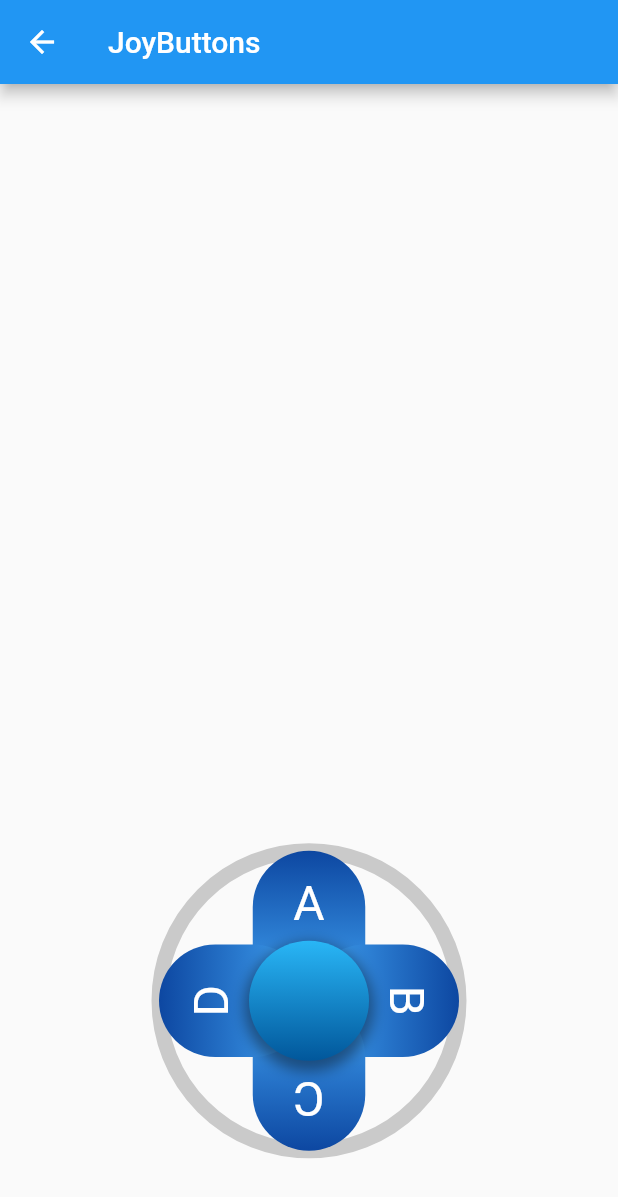
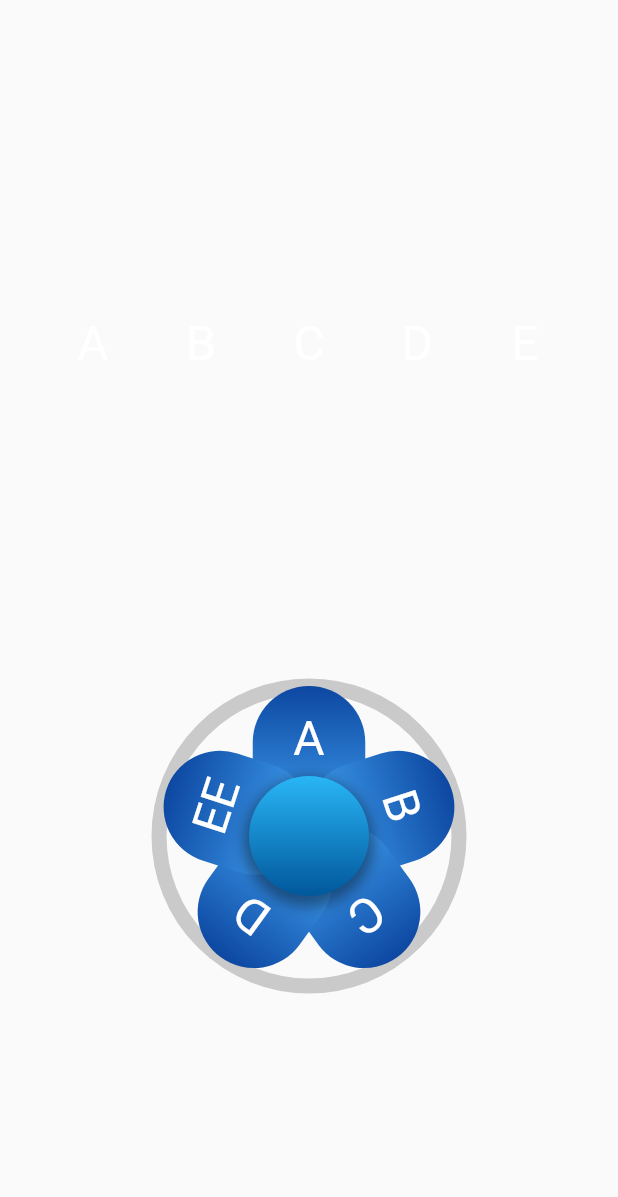
Before and after one commit to cybaker/flutter_joybuttons, a Flutter app: the JoyButtonsExample screen opened directly, on a phone screen of 412 x 824 dp. Shown: the top 1197 px of the screen. Run offline on Flutter 3.47's test engine with Material 2 defaults, Android fonts, the phone set to English and light mode, and no system bars.

Commit message:
Update main to show buttons pressed

```diff
--- a/example/lib/main.dart
+++ b/example/lib/main.dart
@@ -18,7 +18,7 @@ class JoyButtonsExampleApp extends StatelessWidget {
         appBar: AppBar(
           title: const Text('JoyButtons Example'),
         ),
-        body: const MainPage(),
+        body: const JoyButtonsExample(),
       ),
     );
   }
@@ -57,21 +57,99 @@ class JoyButtonsExample extends StatefulWidget {
 }
 
 class _JoyButtonsExampleState extends State<JoyButtonsExample> {
+  List<int> _pressed = [];
+  double dimension = 60;
+
+  List<Widget> buttons = [
+    const JoyButtonsButton(
+      title: Padding(
+        padding: EdgeInsets.only(top: 16.0),
+        child: Text("A", style: TextStyle(color: Colors.white, fontSize: 32)),
+      ),
+    ),
+    const JoyButtonsButton(
+      title: Padding(
+        padding: EdgeInsets.only(top: 16.0),
+        child: Text("B", style: TextStyle(color: Colors.white, fontSize: 32)),
+      ),
+    ),
+    const JoyButtonsButton(
+      title: Padding(
+        padding: EdgeInsets.only(top: 16.0),
+        child: Text("C", style: TextStyle(color: Colors.white, fontSize: 32)),
+      ),
+    ),
+    const JoyButtonsButton(
+      title: Padding(
+        padding: EdgeInsets.only(top: 16.0),
+        child: Text("D", style: TextStyle(color: Colors.white, fontSize: 32)),
+      ),
+    ),
+    const JoyButtonsButton(
+      title: Padding(
+        padding: EdgeInsets.only(top: 16.0),
+        child: Text("EE", style: TextStyle(color: Colors.white, fontSize: 32)),
+      ),
+    ),
+  ];
 
   @override
   Widget build(BuildContext context) {
     return Scaffold(
-      appBar: AppBar(
-        title: const Text('JoyButtons'),
-      ),
       body: SafeArea(
-        child: Stack(
+        child: Column(
+          mainAxisAlignment: MainAxisAlignment.spaceEvenly,
           children: [
+            Padding(
+              padding: const EdgeInsets.all(32.0),
+              child: Row(
+                mainAxisAlignment: MainAxisAlignment.spaceBetween,
+                children: [
+                  Container(
+                    alignment: Alignment.center,
+                    width: dimension,
+                    height: dimension,
+                    color: _pressed.contains(0) ? Colors.green : Colors.transparent,
+                    child: const Text("A", style: TextStyle(color: Colors.white, fontSize: 32)),
+                  ),
+                  Container(
+                    alignment: Alignment.center,
+                    width: dimension,
+                    height: dimension,
+                    color: _pressed.contains(1) ? Colors.green : Colors.transparent,
+                    child: const Text("B", style: TextStyle(color: Colors.white, fontSize: 32)),
+                  ),
+                  Container(
+                    alignment: Alignment.center,
+                    width: dimension,
+                    height: dimension,
+                    color: _pressed.contains(2) ? Colors.green : Colors.transparent,
+                    child: const Text("C", style: TextStyle(color: Colors.white, fontSize: 32)),
+                  ),
+                  Container(
+                    alignment: Alignment.center,
+                    width: dimension,
+                    height: dimension,
+                    color: _pressed.contains(3) ? Colors.green : Colors.transparent,
+                    child: const Text("D", style: TextStyle(color: Colors.white, fontSize: 32)),
+                  ),
+                  Container(
+                    alignment: Alignment.center,
+                    width: dimension,
+                    height: dimension,
+                    color: _pressed.contains(4) ? Colors.green : Colors.transparent,
+                    child: const Text("E", style: TextStyle(color: Colors.white, fontSize: 32)),
+                  ),
+                ],
+              ),
+            ),
             Align(
               alignment: const Alignment(0, 0.8),
               child: JoyButtons(
+                buttonWidgets: buttons,
                 listener: (details) {
                   setState(() {
+                    _pressed = details.pressed;
                     debugPrint("Buttons pressed are ${details.pressed}");
                   });
                 },
@@ -83,17 +161,3 @@ class _JoyButtonsExampleState extends State<JoyButtonsExample> {
     );
   }
 }
-
-List<Widget> buttons = [
-    const Positioned(
-      top: 40,
-      child: ElevatedButton(
-            onPressed: null,
-            child: Text("Up"),
-          ),
-    ),
-    const ElevatedButton(
-          onPressed: null,
-          child: Text("Down"),
-        ),
-  ];
--- a/lib/flutter_joybuttons.dart
+++ b/lib/flutter_joybuttons.dart
@@ -2,4 +2,5 @@ library flutter_joybuttons;
 
 export 'src/joybuttons.dart';
 export 'src/joybuttons_base.dart';
+export 'src/joybuttons_button.dart';
 export 'src/joybuttons_touch_offset_calculator.dart';
--- a/lib/src/joybuttons.dart
+++ b/lib/src/joybuttons.dart
@@ -18,7 +18,7 @@ class JoyButtons extends StatefulWidget {
 
   /// Widgets shown within bounds of JoyButtons.
   /// If empty, one circle widget is added.
-  final List<JoyButtonsButton> buttonWidgets;
+  final List<Widget> buttonWidgets;
 
   /// Buttons reported when the all button is pressed. Defaults to all [buttonWidgets] reported.
   final List<int> centerButtonOutput;
@@ -162,7 +162,7 @@ class _JoyButtonsState extends State<JoyButtons> {
     );
   }
 
-  Widget getButtons(List<JoyButtonsButton> buttonWidgets) {
+  Widget getButtons(List<Widget> buttonWidgets) {
     var divAngle = _angleStep;
     double heightOffset = widget.size.height / 4;
 
@@ -195,6 +195,7 @@ class _JoyButtonsState extends State<JoyButtons> {
 
   void _dragEnd() {
     _callbackTimer?.cancel();
+    _pressed = [];
     widget.listener(TouchDragDetails(_pressed));
     widget.onTouchDragEnd?.call();
   }
```
